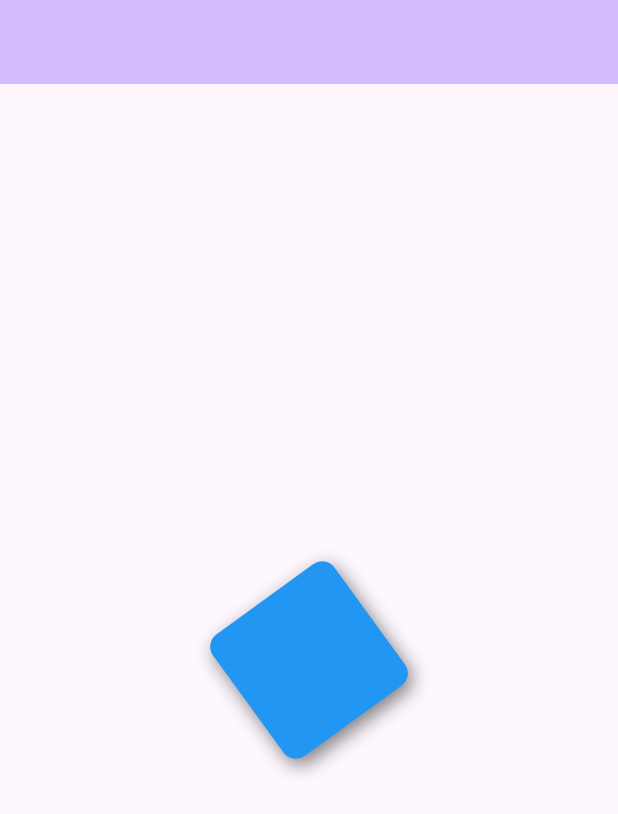
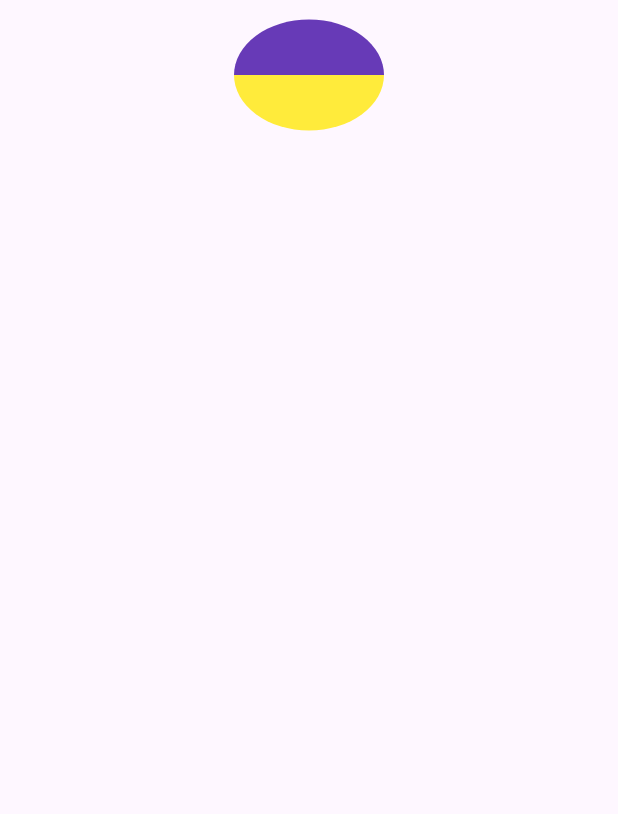
Before and after one commit to vikassurera/flutter-animations, a Flutter app: the screen it shows after launch, on a phone screen of 412 x 824 dp. Shown: the top 814 px of the screen. Run offline on Flutter 3.47's test engine with Material 2 defaults, Android fonts, the phone set to English and light mode, and no system bars.

Commit message:
Chained Animation

```diff
--- /dev/null
+++ b/example1/lib/animations/chained_animation.dart
@@ -0,0 +1,194 @@
+import 'dart:math';
+
+import 'package:flutter/material.dart';
+
+enum CircleSide {
+  left,
+  right,
+}
+
+extension ToPath on CircleSide {
+  Path toPath(Size size) {
+    final path = Path();
+
+    late Offset offset;
+    late bool clockwise;
+
+    switch (this) {
+      case CircleSide.left:
+        path.moveTo(size.width, 0);
+        offset = Offset(size.width, size.height);
+        clockwise = false;
+        break;
+      case CircleSide.right:
+        offset = Offset(0, size.height);
+        clockwise = true;
+        break;
+    }
+
+    path.arcToPoint(
+      offset,
+      radius: Radius.elliptical(size.width / 2, size.height / 2),
+      clockwise: clockwise,
+    );
+
+    path.close();
+    return path;
+  }
+}
+
+class HalfCircleClipper extends CustomClipper<Path> {
+  const HalfCircleClipper({
+    required this.side,
+  });
+
+  final CircleSide side;
+
+  @override
+  Path getClip(Size size) {
+    return side.toPath(size);
+  }
+
+  @override
+  bool shouldReclip(covariant CustomClipper<Path> oldClipper) {
+    return true;
+  }
+}
+
+extension on VoidCallback {
+  Future<void> delayed(Duration duration) => Future.delayed(duration, this);
+}
+
+class ChainedAnimation extends StatefulWidget {
+  const ChainedAnimation({super.key});
+
+  @override
+  State<ChainedAnimation> createState() => _ChainedAnimationState();
+}
+
+class _ChainedAnimationState extends State<ChainedAnimation>
+    with TickerProviderStateMixin {
+  late AnimationController _rotationController;
+  late Animation<double> _rotationAnimation;
+
+  late AnimationController _flipController;
+  late Animation<double> _flipAnimation;
+
+  @override
+  void initState() {
+    super.initState();
+
+    _rotationController = AnimationController(
+      duration: const Duration(seconds: 1),
+      vsync: this,
+    );
+
+    _rotationAnimation = Tween<double>(
+      begin: 0,
+      end: -pi / 2,
+    ).animate(CurvedAnimation(
+      parent: _rotationController,
+      curve: Curves.bounceOut,
+    ));
+
+    _flipController = AnimationController(
+      duration: const Duration(seconds: 1),
+      vsync: this,
+    );
+
+    _flipAnimation = Tween<double>(
+      begin: 0,
+      end: pi,
+    ).animate(CurvedAnimation(
+      parent: _flipController,
+      curve: Curves.bounceOut,
+    ));
+
+    _rotationController.addStatusListener((status) {
+      if (status == AnimationStatus.completed) {
+        _flipAnimation = Tween<double>(
+          begin: _flipAnimation.value,
+          end: _flipAnimation.value + pi,
+        ).animate(CurvedAnimation(
+          parent: _flipController,
+          curve: Curves.bounceOut,
+        ));
+
+        _flipController
+          ..reset()
+          ..forward();
+      }
+    });
+
+    _flipController.addStatusListener((status) {
+      if (status == AnimationStatus.completed) {
+        _rotationAnimation = Tween<double>(
+          begin: _rotationAnimation.value,
+          end: _rotationAnimation.value == 0 ? -pi / 2 : 0,
+        ).animate(CurvedAnimation(
+          parent: _rotationController,
+          curve: Curves.bounceOut,
+        ));
+
+        _rotationController
+          ..reset()
+          ..forward();
+      }
+    });
+  }
+
+  @override
+  void dispose() {
+    _rotationController.dispose();
+    _flipController.dispose();
+    super.dispose();
+  }
+
+  @override
+  Widget build(BuildContext context) {
+    _rotationController
+      ..reset()
+      ..forward.delayed(const Duration(seconds: 1));
+
+    return Scaffold(
+      body: SafeArea(
+        child: AnimatedBuilder(
+          animation: _flipAnimation,
+          builder: (context, child) => Transform(
+            alignment: Alignment.center,
+            transform: Matrix4.identity()..rotateX(_flipAnimation.value),
+            child: AnimatedBuilder(
+              animation: _rotationAnimation,
+              builder: (context, child) => Transform(
+                alignment: Alignment.center,
+                transform: Matrix4.identity()
+                  ..rotateZ(_rotationAnimation.value),
+                child: Row(
+                  mainAxisAlignment: MainAxisAlignment.center,
+                  children: [
+                    ClipPath(
+                      clipper: const HalfCircleClipper(side: CircleSide.left),
+                      child: Container(
+                        height: 100,
+                        width: 100,
+                        color: Colors.deepPurple,
+                      ),
+                    ),
+                    ClipPath(
+                      clipper: const HalfCircleClipper(side: CircleSide.right),
+                      child: Container(
+                        height: 100,
+                        width: 100,
+                        color: Colors.yellow,
+                      ),
+                    ),
+                  ],
+                ),
+              ),
+            ),
+          ),
+        ),
+      ),
+    );
+  }
+}
--- a/example1/lib/main.dart
+++ b/example1/lib/main.dart
@@ -1,4 +1,5 @@
 import 'package:example1/animations/basic_animation.dart';
+import 'package:example1/animations/chained_animation.dart';
 import 'package:flutter/material.dart';
 
 void main() {
@@ -17,7 +18,7 @@ class MyApp extends StatelessWidget {
         colorScheme: ColorScheme.fromSeed(seedColor: Colors.deepPurple),
         useMaterial3: true,
       ),
-      home: const BasicAnimation(),
+      home: const ChainedAnimation(),
     );
   }
 }
```
